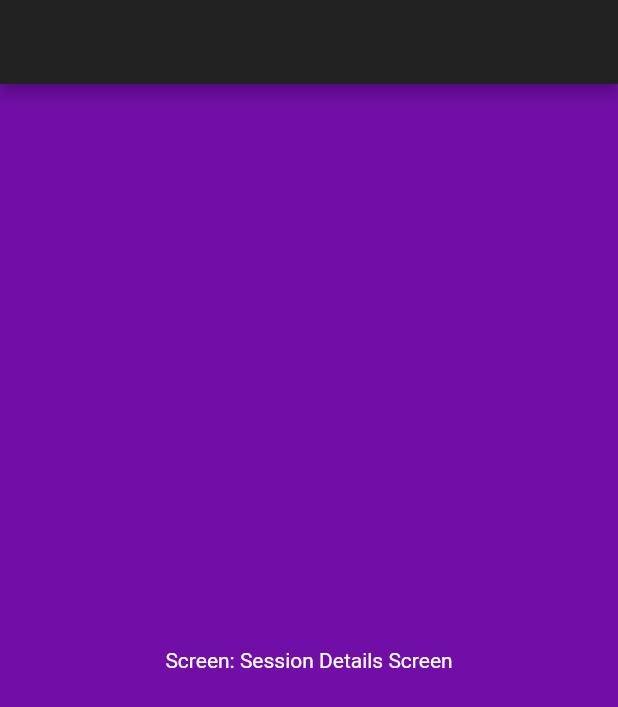
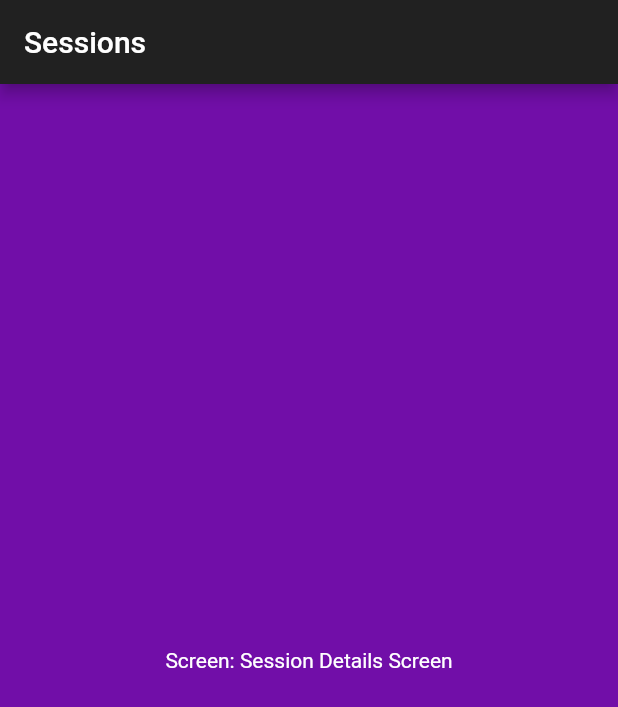
Before and after one commit to cookytech/DevFestKolkata, a Flutter app: the screen it shows after launch, on a phone screen of 412 x 824 dp. Shown: the top 707 px of the screen. Run offline on Flutter 3.47's test engine with Material 2 defaults, Android fonts, the phone set to English and light mode, and no system bars.

Commit message:
adds title to the AppBar

```diff
--- a/lib/screens/session_detail_screen/session_detail_screen.dart
+++ b/lib/screens/session_detail_screen/session_detail_screen.dart
@@ -10,7 +10,7 @@ class _SessionDetailScreenState extends State<SessionDetailScreen> {
   @override
   Widget build(BuildContext context) {
     return Scaffold(
-      appBar: AppBar(),
+      appBar: AppBar(title: Text('Sessions'),),
       body: DummyScreen(
         screenDetail: 'Session Details Screen',
       ),
```
